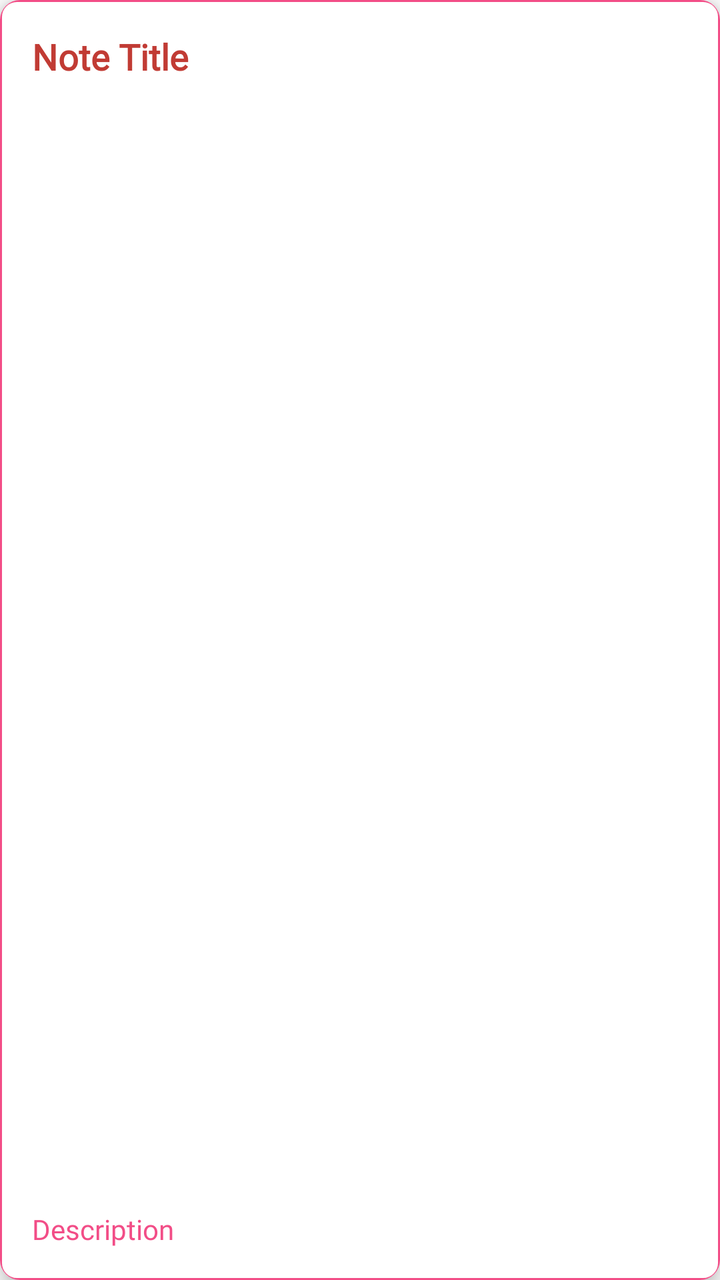
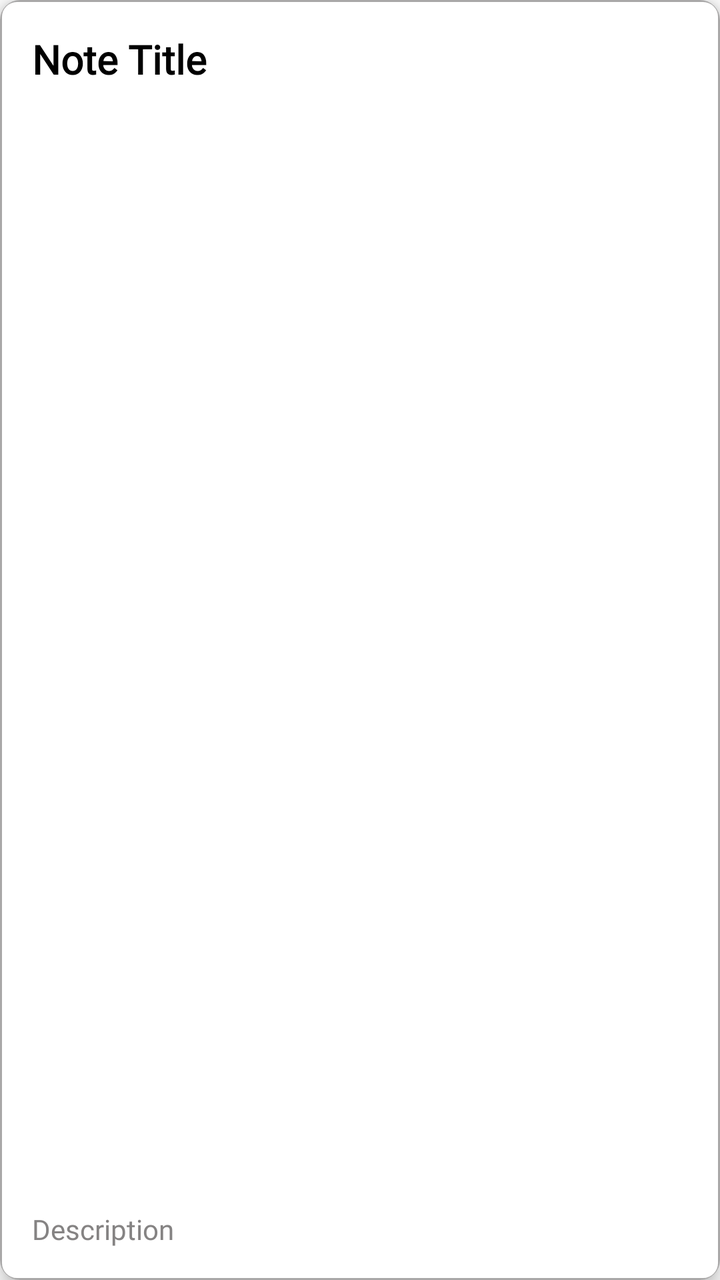

Before-and-after screenshots of an Android layout around one commit, followed by the original layout XML and the change that was made.
<!-- AndroidManifest.xml: application theme Theme.NoteApp -->
<!-- res/layout/note_layout.xml -->
<?xml version="1.0" encoding="utf-8"?>
<layout
    xmlns:android="http://schemas.android.com/apk/res/android"
    xmlns:app="http://schemas.android.com/apk/res-auto">

    <androidx.cardview.widget.CardView
        android:id="@+id/noteCardView"
        android:layout_width="match_parent"
        android:layout_height="wrap_content"
        android:layout_margin="8dp"
        app:cardElevation="6dp"
        app:cardCornerRadius="10dp">

        <LinearLayout
            android:layout_width="match_parent"
            android:layout_height="match_parent"
            android:orientation="vertical"
            android:background="@drawable/pink_border"
            android:padding="16dp">

            <TextView
                android:id="@+id/noteTitle"
                android:layout_width="match_parent"
                android:layout_height="0dp"
                android:layout_weight="200"
                android:textColor="@color/red"
                android:fontFamily="@font/poppins"
                android:text="Note Title"
                android:textStyle="bold"
                android:textSize="18sp"/>

            <LinearLayout
                android:id="@+id/checklistContainerPreview"
                android:layout_width="match_parent"
                android:layout_height="wrap_content"
                android:layout_marginTop="8dp"
                android:orientation="vertical"
                android:visibility="gone"/>

            <TextView
                android:layout_width="match_parent"
                android:layout_height="wrap_content"
                android:id="@+id/noteDesc"
                android:layout_marginTop="8dp"
                android:maxHeight="170dp"
                android:text="Description"
                android:textSize="14sp"
                android:maxLines="3"
                android:ellipsize="end"
                android:fontFamily="@font/poppins"
                android:textColor="@color/pink"/>

        </LinearLayout>
    </androidx.cardview.widget.CardView>
</layout>
<!-- resources referenced by this layout -->
<resources>
  <color name="pink">#F24D87</color>
  <color name="red">#c13b34</color>
  <!-- drawable pink_border (drawable) -->
  <?xml version="1.0" encoding="utf-8"?>
  <shape xmlns:android="http://schemas.android.com/apk/res/android"
      android:shape="rectangle">
  
      <stroke
          android:width="1dp"
          android:color="@color/pink"/>
  
      <corners
          android:radius="8dp"/>
  
  </shape>
  <style name="Theme.NoteApp" parent="Base.Theme.NoteApp" />
  <style name="Base.Theme.NoteApp" parent="Theme.MaterialComponents.DayNight.DarkActionBar">
          
          <item name="colorPrimary">#A9A8A8</item>
          <item name="colorPrimaryVariant">@color/pink</item>
          <item name="colorOnPrimary">@color/white</item>
          
          <item name="colorSecondary">@color/pink</item>
          <item name="colorSecondaryVariant">@color/pink</item>
          <item name="colorOnSecondary">@color/black</item>
          
          <item name="android:statusBarColor">@color/gray</item>
          
      </style>
  <color name="white">#FFFFFFFF</color>
  <color name="black">#FF000000</color>
  <color name="gray">#A9A8A8</color>
</resources>

<!-- the commit's change to res/layout/note_layout.xml (unified diff, before → after) -->
@@ -15,7 +15,7 @@
             android:layout_width="match_parent"
             android:layout_height="match_parent"
             android:orientation="vertical"
-            android:background="@drawable/pink_border"
+            android:background="@drawable/gray_border"
             android:padding="16dp">
 
             <TextView
@@ -23,11 +23,11 @@
                 android:layout_width="match_parent"
                 android:layout_height="0dp"
                 android:layout_weight="200"
-                android:textColor="@color/red"
+                android:textColor="@color/black"
                 android:fontFamily="@font/poppins"
                 android:text="Note Title"
                 android:textStyle="bold"
-                android:textSize="18sp"/>
+                android:textSize="20sp"/>
 
             <LinearLayout
                 android:id="@+id/checklistContainerPreview"
@@ -48,7 +48,7 @@
                 android:maxLines="3"
                 android:ellipsize="end"
                 android:fontFamily="@font/poppins"
-                android:textColor="@color/pink"/>
+                android:textColor="@color/dark_gray"/>
 
         </LinearLayout>
     </androidx.cardview.widget.CardView>
<!-- resource entries referenced after the edit -->
@@ -1,36 +1,39 @@
 <!-- resources referenced by this layout -->
 <resources>
-  <color name="pink">#F24D87</color>
-  <color name="red">#c13b34</color>
-  <!-- drawable pink_border (drawable) -->
+  <style name="Theme.NoteApp" parent="Base.Theme.NoteApp" />
+  <style name="Base.Theme.NoteApp" parent="Theme.MaterialComponents.DayNight.DarkActionBar">
+          
+          <item name="colorPrimary">@color/light_blue</item> 
+          <item name="colorPrimaryVariant">@color/blue</item>
+          <item name="colorOnPrimary">@color/black</item> 
+          
+          <item name="colorSecondary">@color/blue</item>
+          <item name="colorSecondaryVariant">@color/blue</item>
+          <item name="colorOnSecondary">@color/white</item>
+          
+          <item name="android:statusBarColor">@color/light_blue</item>
+          
+          <item name="android:textColorPrimary">@color/black</item>
+          
+      </style>
+  <color name="light_blue">#99C7E6</color>
+  <color name="blue">#2196F3</color>
+  <color name="white">#FFFFFFFF</color>
+  <color name="black">#FF000000</color>
+  <color name="dark_gray">#858383</color>
+  <!-- drawable gray_border (drawable) -->
   <?xml version="1.0" encoding="utf-8"?>
   <shape xmlns:android="http://schemas.android.com/apk/res/android"
       android:shape="rectangle">
   
       <stroke
           android:width="1dp"
-          android:color="@color/pink"/>
+          android:color="@color/gray"/>
   
       <corners
           android:radius="8dp"/>
   
   </shape>
-  <style name="Theme.NoteApp" parent="Base.Theme.NoteApp" />
-  <style name="Base.Theme.NoteApp" parent="Theme.MaterialComponents.DayNight.DarkActionBar">
-          
-          <item name="colorPrimary">#A9A8A8</item>
-          <item name="colorPrimaryVariant">@color/pink</item>
-          <item name="colorOnPrimary">@color/white</item>
-          
-          <item name="colorSecondary">@color/pink</item>
-          <item name="colorSecondaryVariant">@color/pink</item>
-          <item name="colorOnSecondary">@color/black</item>
-          
-          <item name="android:statusBarColor">@color/gray</item>
-          
-      </style>
-  <color name="white">#FFFFFFFF</color>
-  <color name="black">#FF000000</color>
   <color name="gray">#A9A8A8</color>
 </resources>
 
